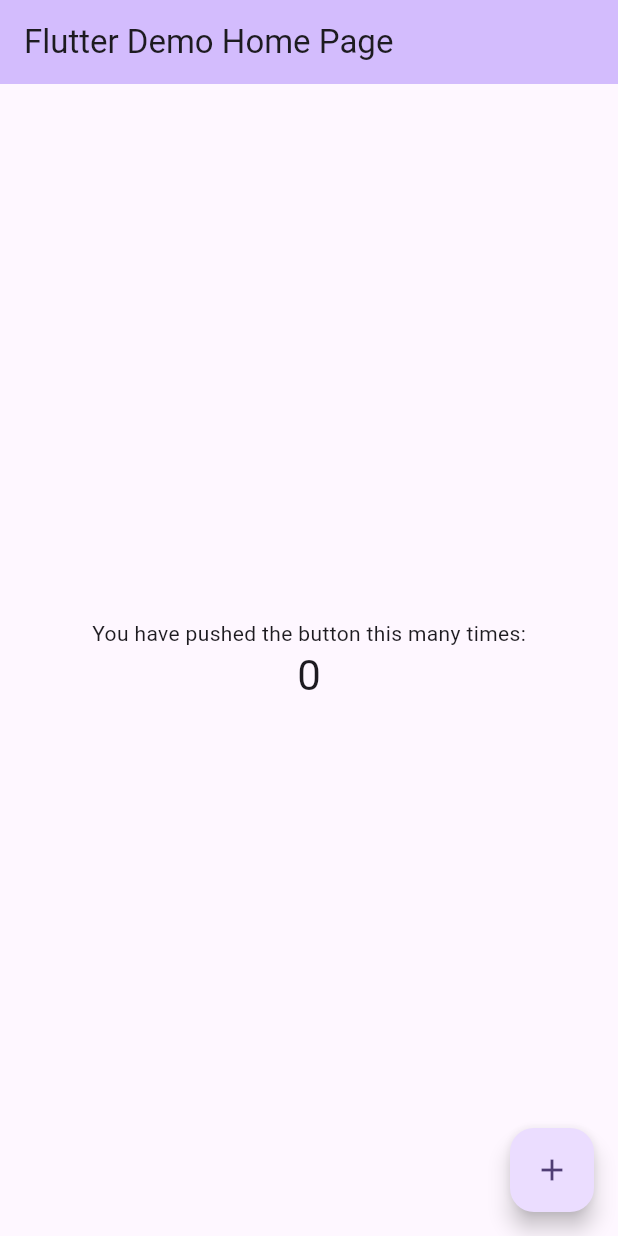
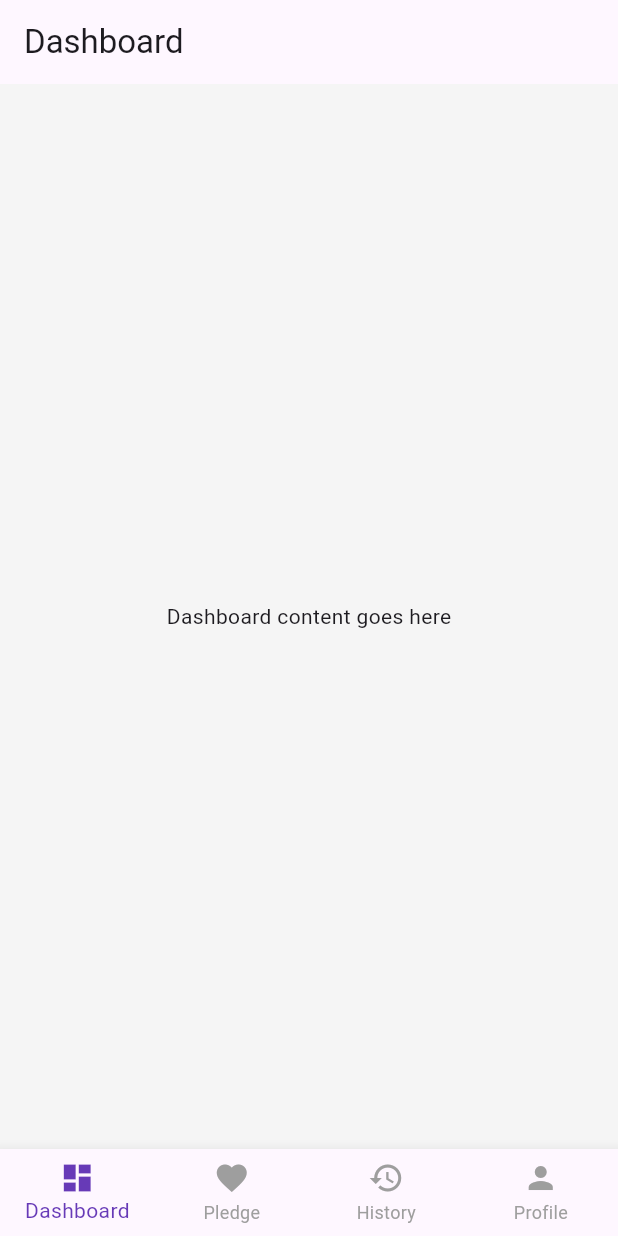
Before and after one commit to sankarbehera45/sahayaapp, a Flutter app: the screen it shows after launch, on a phone screen of 412 x 824 dp. Run offline on Flutter 3.47's test engine with Material 3 defaults, Android fonts, the light colour scheme and no system bars; Roboto replaces fonts that are missing (Montserrat).

Commit message:
New update done to the code base

```diff
--- /dev/null
+++ b/lib/core/theme/AppTheme.dart
@@ -0,0 +1,10 @@
+import 'package:flutter/material.dart';
+
+class AppTheme {
+  static ThemeData lightTheme = ThemeData(
+    useMaterial3: true,
+    primarySwatch: Colors.deepPurple,
+    scaffoldBackgroundColor: Colors.grey[100],
+    fontFamily: 'Montserrat',
+  );
+}
--- a/lib/main.dart
+++ b/lib/main.dart
@@ -1,73 +1,24 @@
 import 'package:flutter/material.dart';
 
+import 'package:sahayata/views/home/home_view.dart';
+
+import 'core/theme/AppTheme.dart';
+
+
 void main() {
-  runApp(const MyApp());
+  runApp(const SahayataApp());
 }
 
-class MyApp extends StatelessWidget {
-  const MyApp({super.key});
+class SahayataApp extends StatelessWidget {
+  const SahayataApp({super.key});
 
-  // This widget is the root of your application.
   @override
   Widget build(BuildContext context) {
     return MaterialApp(
-      title: 'Flutter Demo',
-      theme: ThemeData(
-
-        colorScheme: ColorScheme.fromSeed(seedColor: Colors.deepPurple),
-      ),
-      home: const MyHomePage(title: 'Flutter Demo Home Page'),
+      title: 'Sahayata',
+      theme: AppTheme.lightTheme,
+      debugShowCheckedModeBanner: false,
+      home: const HomeView(),
     );
   }
 }
-
-class MyHomePage extends StatefulWidget {
-  const MyHomePage({super.key, required this.title});
-  final String title;
-
-  @override
-  State<MyHomePage> createState() => _MyHomePageState();
-}
-
-class _MyHomePageState extends State<MyHomePage> {
-  int _counter = 0;
-
-  void _incrementCounter() {
-    setState(() {
-
-      _counter++;
-    });
-  }
-
-  @override
-  Widget build(BuildContext context) {
-
-    return Scaffold(
-      appBar: AppBar(
-
-        backgroundColor: Theme.of(context).colorScheme.inversePrimary,
-
-        title: Text(widget.title),
-      ),
-      body: Center(
-
-        child: Column(
-
-          mainAxisAlignment: MainAxisAlignment.center,
-          children: <Widget>[
-            const Text('You have pushed the button this many times:'),
-            Text(
-              '$_counter',
-              style: Theme.of(context).textTheme.headlineMedium,
-            ),
-          ],
-        ),
-      ),
-      floatingActionButton: FloatingActionButton(
-        onPressed: _incrementCounter,
-        tooltip: 'Increment',
-        child: const Icon(Icons.add),
-      ),
-    );
-  }
-}
--- /dev/null
+++ b/lib/views/dashboards/dashboard_view.dart
@@ -0,0 +1,13 @@
+import 'package:flutter/material.dart';
+
+class DashboardView extends StatelessWidget {
+  const DashboardView({super.key});
+
+  @override
+  Widget build(BuildContext context) {
+    return Scaffold(
+      appBar: AppBar(title: const Text('Dashboard')),
+      body: const Center(child: Text('Dashboard content goes here')),
+    );
+  }
+}
--- /dev/null
+++ b/lib/views/history/history_view.dart
@@ -0,0 +1,15 @@
+import 'package:flutter/material.dart';
+
+class HistoryView extends StatelessWidget {
+  const HistoryView({super.key});
+
+  @override
+  Widget build(BuildContext context) {
+    return Scaffold(
+      appBar: AppBar(title: const Text('Donation History')),
+      body: const Center(
+        child: Text('View your past pledges and fulfilled donations here.'),
+      ),
+    );
+  }
+}
--- /dev/null
+++ b/lib/views/home/home_view.dart
@@ -0,0 +1,61 @@
+import 'package:flutter/material.dart';
+import '../dashboards/dashboard_view.dart';
+import '../pledges/pledge_view.dart';
+import '../history/history_view.dart';
+import '../profile/profile_view.dart';
+
+class HomeView extends StatefulWidget {
+  const HomeView({super.key});
+
+  @override
+  State<HomeView> createState() => _HomeViewState();
+}
+
+class _HomeViewState extends State<HomeView> {
+  int _selectedIndex = 0;
+
+  final List<Widget> _screens = [
+    const DashboardView(),
+    const PledgeView(),
+    const HistoryView(),
+    const ProfileView(),
+  ];
+
+  void _onItemTapped(int index) {
+    setState(() {
+      _selectedIndex = index;
+    });
+  }
+
+  @override
+  Widget build(BuildContext context) {
+    return Scaffold(
+      body: _screens[_selectedIndex],
+      bottomNavigationBar: BottomNavigationBar(
+        currentIndex: _selectedIndex,
+        onTap: _onItemTapped,
+        selectedItemColor: Colors.deepPurple,
+        unselectedItemColor: Colors.grey,
+        type: BottomNavigationBarType.fixed,
+        items: const [
+          BottomNavigationBarItem(
+            icon: Icon(Icons.dashboard),
+            label: 'Dashboard',
+          ),
+          BottomNavigationBarItem(
+            icon: Icon(Icons.favorite),
+            label: 'Pledge',
+          ),
+          BottomNavigationBarItem(
+            icon: Icon(Icons.history),
+            label: 'History',
+          ),
+          BottomNavigationBarItem(
+            icon: Icon(Icons.person),
+            label: 'Profile',
+          ),
+        ],
+      ),
+    );
+  }
+}
--- /dev/null
+++ b/lib/views/pledges/pledge_model.dart
@@ -0,0 +1,11 @@
+class Pledge {
+  final String item;
+  final int quantity;
+  final DateTime scheduledDate;
+
+  Pledge({
+    required this.item,
+    required this.quantity,
+    required this.scheduledDate,
+  });
+}
--- /dev/null
+++ b/lib/views/pledges/pledge_view.dart
@@ -0,0 +1,15 @@
+import 'package:flutter/material.dart';
+
+class PledgeView extends StatelessWidget {
+  const PledgeView({super.key});
+
+  @override
+  Widget build(BuildContext context) {
+    return Scaffold(
+      appBar: AppBar(title: const Text('Pledge Donation')),
+      body: const Center(
+        child: Text('Pledge to donate groceries, clothes, and more.'),
+      ),
+    );
+  }
+}
--- /dev/null
+++ b/lib/views/pledges/pledge_viewmodel.dart
@@ -0,0 +1,9 @@
+import 'pledge_model.dart';
+
+class PledgeViewModel {
+  List<Pledge> getMyPledges() {
+    return [
+      Pledge(item: 'Rice', quantity: 5, scheduledDate: DateTime.now().add(const Duration(days: 2))),
+    ];
+  }
+}
--- /dev/null
+++ b/lib/views/profile/profile_view.dart
@@ -0,0 +1,15 @@
+import 'package:flutter/material.dart';
+
+class ProfileView extends StatelessWidget {
+  const ProfileView({super.key});
+
+  @override
+  Widget build(BuildContext context) {
+    return Scaffold(
+      appBar: AppBar(title: const Text('My Profile')),
+      body: const Center(
+        child: Text('View profile, badges, and donation stats.'),
+      ),
+    );
+  }
+}
```
Also changed, not shown: lib/views/dashboards/dashboard_model.dart (added, +13 -0 lines), lib/views/dashboards/dashboard_viewmodel.dart (added, +20 -0 lines), lib/views/history/history_model.dart (added, +13 -0 lines), lib/views/history/history_viewmodel.dart (added, +14 -0 lines), lib/views/profile/profile_model.dart (added, +11 -0 lines), lib/views/profile/profile_viewmodel.dart (added, +11 -0 lines).
